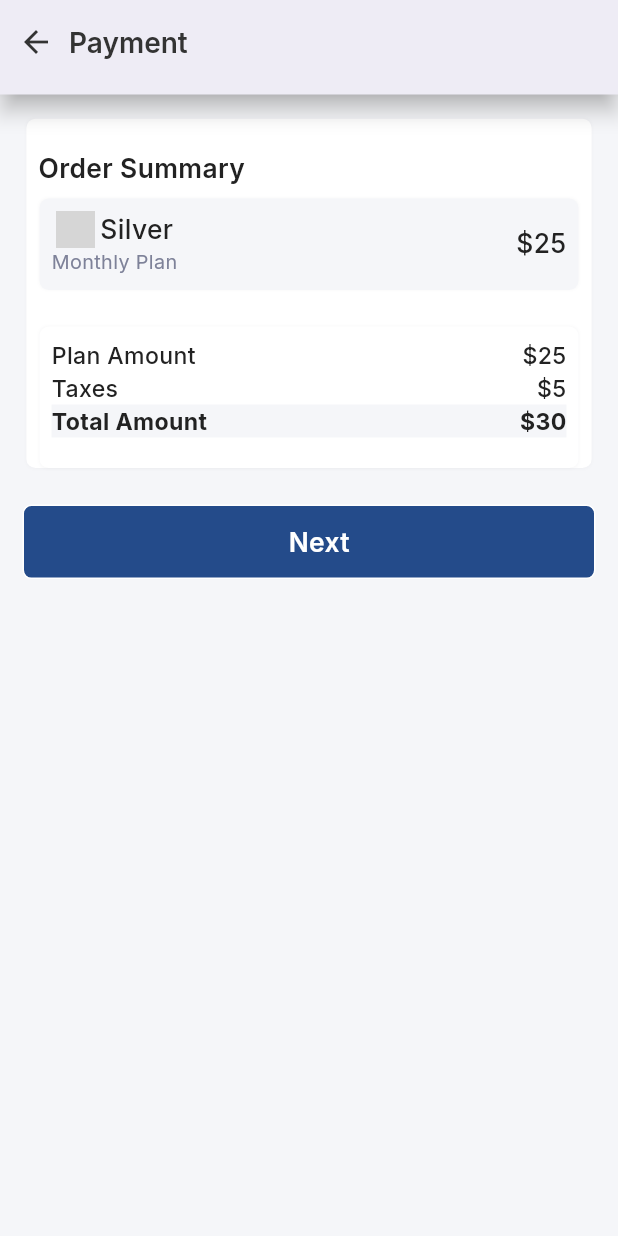
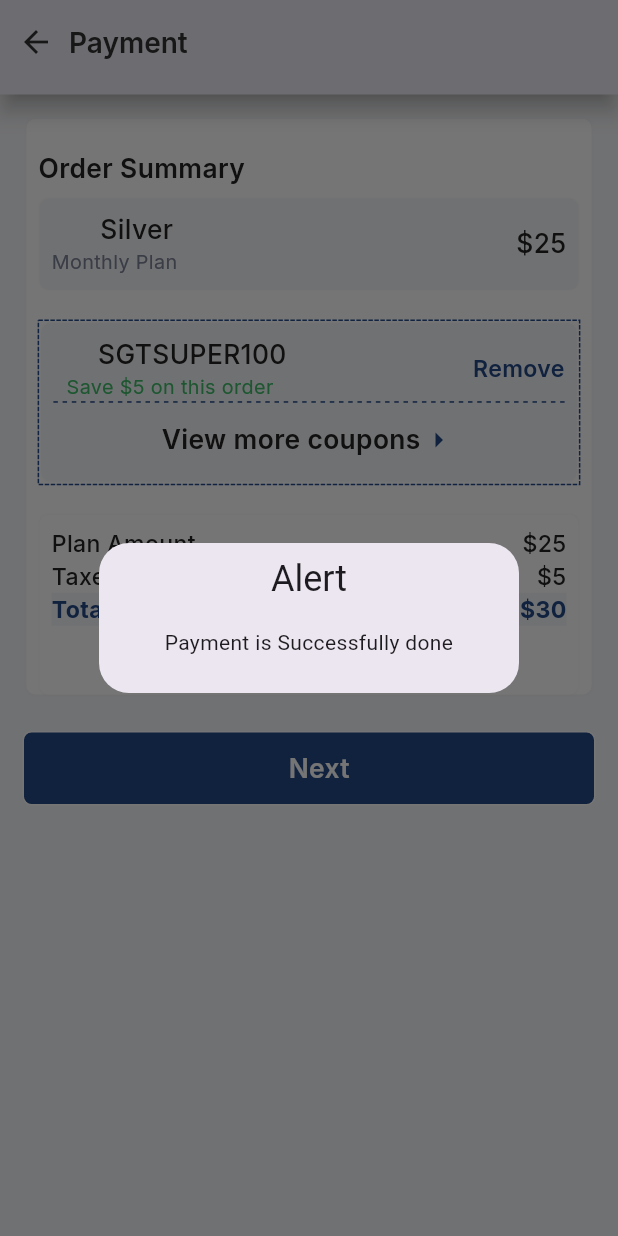
Before and after one commit to BhushanIos1/SGT-OWNER, a Flutter app: the PaymentDetailsPage screen opened by its route, after a tap on "Next", on a phone screen of 412 x 824 dp. Run offline on Flutter 3.47's test engine with Material 3 defaults, Android fonts, the phone set to English and light mode, and no system bars; drawn by our look-alikes of dotted_border; our stand-ins replace carousel_slider, connectivity_plus, flutter_easyloading, flutter_screenutil, fluttericon, get and 2 more; grey boxes are pictures that could not be loaded.

Commit message:
Asana_cards_resolved_Updated

```diff
--- a/lib/feature/authentication/payment/views/apply_coupon_screen.dart
+++ b/lib/feature/authentication/payment/views/apply_coupon_screen.dart
@@ -92,7 +92,7 @@ class _ApplyCouponPageState extends State<ApplyCouponPage> {
                   child: Row(
                     children: [
                       Container(
-                          width: 40.w,
+                          width: 45.w,
                           height: 140.h,
                           decoration: BoxDecoration(
                             borderRadius: BorderRadius.only(
@@ -195,7 +195,7 @@ class _CouponCardState extends State<CouponCard> {
         child: Row(
           children: [
             Container(
-                width: 40.w,
+                width: 45.w,
                 height: 140.h,
                 decoration: BoxDecoration(
                   borderRadius: BorderRadius.only(
@@ -209,8 +209,10 @@ class _CouponCardState extends State<CouponCard> {
                   child: Center(
                     child: Text(
                       '50% OFF',
+                      // style:TextStyle(color: AppColors.white,fontSize: 16.sp,fontWeight: FontWeight.w700),
                       style: AppFontStyle.semiboldTextStyle(
                           AppColors.white, 16.sp),
+                          // softWrap: false
                     ),
                   ),
                 )),
--- a/lib/feature/authentication/payment/views/payment_screen.dart
+++ b/lib/feature/authentication/payment/views/payment_screen.dart
@@ -144,7 +144,7 @@ class _PaymentDetailsPageState extends State<PaymentDetailsPage> {
                         height: 12.h,
                       ),
                       // params status
-                      if (Get.parameters['payment'].toString() == 'true')
+                      Get.parameters['payment'].toString() == 'true' ?
                         Container(
                           width: 327.w,
                           height: 54.h,
@@ -179,9 +179,8 @@ class _PaymentDetailsPageState extends State<PaymentDetailsPage> {
                               ),
                             ),
                           ),
-                        ),
-                      if (Get.parameters['CouponStatus'].toString() ==
-                          'Successful')
+                        )
+                        :
                         Padding(
                           padding: const EdgeInsets.all(8.0),
                           child: DottedBorder(
@@ -197,7 +196,8 @@ class _PaymentDetailsPageState extends State<PaymentDetailsPage> {
                                       BorderRadius.all(Radius.circular(6.r)),
                                   boxShadow: [
                                     BoxShadow(
-                                      color: AppColors.disableColor.withAlpha(50),
+                                      color:
+                                          AppColors.disableColor.withAlpha(50),
                                       blurRadius: 1.0,
                                     )
                                   ]),
@@ -227,7 +227,8 @@ class _PaymentDetailsPageState extends State<PaymentDetailsPage> {
                                                   'SGTSUPER100',
                                                   style: AppFontStyle
                                                       .mediumTextStyle(
-                                                          AppColors.black, 16.sp),
+                                                          AppColors.black,
+                                                          16.sp),
                                                 ),
                                               ],
                                             ),
@@ -236,28 +237,46 @@ class _PaymentDetailsPageState extends State<PaymentDetailsPage> {
                                               textAlign: TextAlign.end,
                                               style:
                                                   AppFontStyle.regularTextStyle(
-                                                      AppColors.greenColor, 12.sp),
+                                                      AppColors.greenColor,
+                                                      12.sp),
                                             ),
                                           ],
                                         ),
-                                        Text(
-                                          "\$25",
-                                          style: AppFontStyle.mediumTextStyle(
-                                              AppColors.black, 16.sp),
+                                        GestureDetector(
+                                          onTap: () => {
+                                            Get.toNamed('/payment_details',
+                                                parameters: {"payment": "true"})
+                                          },
+                                          child: Text(
+                                            "Remove",
+                                            style:
+                                                AppFontStyle.semiboldTextStyle(
+                                                    AppColors.primaryColor,
+                                                    14.sp),
+                                          ),
                                         ),
                                       ],
                                     ),
                                     const MySeparator(
                                         color: AppColors.primaryColor),
-                                        SizedBox(height: 12.h,),
+                                    SizedBox(
+                                      height: 12.h,
+                                    ),
                                     Row(
-                                      mainAxisAlignment: MainAxisAlignment.center,
-                                      crossAxisAlignment: CrossAxisAlignment.center,
+                                      mainAxisAlignment:
+                                          MainAxisAlignment.center,
+                                      crossAxisAlignment:
+                                          CrossAxisAlignment.center,
                                       children: [
-                                        Text(
-                                          "View more coupons",
-                                          style: AppFontStyle.semiboldTextStyle(
-                                              AppColors.black, 16.sp),
+                                        GestureDetector(
+                                          onTap: () => {
+                                            Get.toNamed("/apply_coupon")
+                                          },
+                                          child: Text(
+                                            "View more coupons",
+                                            style: AppFontStyle.semiboldTextStyle(
+                                                AppColors.black, 16.sp),
+                                          ),
                                         ),
                                         Icon(
                                           Icons.arrow_right,
@@ -276,7 +295,7 @@ class _PaymentDetailsPageState extends State<PaymentDetailsPage> {
                       ),
                       Container(
                         width: 327.w,
-                        height: 93.h,
+                        height: 118.h,
                         decoration: BoxDecoration(
                             color: AppColors.white,
                             borderRadius:
@@ -323,6 +342,25 @@ class _PaymentDetailsPageState extends State<PaymentDetailsPage> {
                                   ),
                                 ],
                               ),
+                              if (Get.parameters['CouponStatus'].toString() ==
+                                  'Successful')
+                                Row(
+                                  mainAxisAlignment:
+                                      MainAxisAlignment.spaceBetween,
+                                  children: [
+                                    Text(
+                                      "Discount Coupon",
+                                      style: AppFontStyle.mediumTextStyle(
+                                          AppColors.black, 14.sp),
+                                    ),
+                                    Text(
+                                      "\$5",
+                                      style: AppFontStyle.mediumTextStyle(
+                                          AppColors.black, 14.sp),
+                                    ),
+                                  ],
+                                ),
+                              Get.parameters['CouponStatus'].toString() == 'Successful' ?
                               Container(
                                 color: AppColors.backgroundColor,
                                 child: Row(
@@ -332,16 +370,35 @@ class _PaymentDetailsPageState extends State<PaymentDetailsPage> {
                                     Text(
                                       "Total Amount",
                                       style: AppFontStyle.boldTextStyle(
-                                          AppColors.black, 14.sp),
+                                          AppColors.primaryColor, 14.sp),
+                                    ),
+                                    Text(
+                                      "\$25",
+                                      style: AppFontStyle.boldTextStyle(
+                                          AppColors.primaryColor, 14.sp),
+                                    ),
+                                  ],
+                                ),
+                              ):Container(
+                                color: AppColors.backgroundColor,
+                                child: Row(
+                                  mainAxisAlignment:
+                                      MainAxisAlignment.spaceBetween,
+                                  children: [
+                                    Text(
+                                      "Total Amount",
+                                      style: AppFontStyle.boldTextStyle(
+                                          AppColors.primaryColor, 14.sp),
                                     ),
                                     Text(
                                       "\$30",
                                       style: AppFontStyle.boldTextStyle(
-                                          AppColors.black, 14.sp),
+                                          AppColors.primaryColor, 14.sp),
                                     ),
                                   ],
                                 ),
                               ),
+
                             ],
                           ),
                         ),
@@ -358,7 +415,8 @@ class _PaymentDetailsPageState extends State<PaymentDetailsPage> {
                   // Obx(() =>
                   AppButton(
                       onTaps: () {
-                        billingAddressController.checkValidFormField();
+                        Get.defaultDialog(middleText: "Payment is Successfully done");
+                        // billingAddressController.checkValidFormField();
                       },
                       backgoundColor:
                           // billingAddressController.btnEnabled.value
--- a/lib/views/splash_screen.dart
+++ b/lib/views/splash_screen.dart
@@ -23,9 +23,9 @@ class _SplashScreenState extends State<SplashScreen>
     SystemChrome.setEnabledSystemUIMode(SystemUiMode.immersive);
 
     Future.delayed(Duration(seconds: 2), () {
-      // Get.offNamed("/getStart");
+      Get.offNamed("/getStart");
       // Get.toNamed("/billing_address");
-      Get.toNamed("/payment_details",parameters: {"CouponStatus":"Successful"});
+      // Get.toNamed("/payment_details",parameters: {"CouponStatus":"Successful"});
       // Get.toNamed("/apply_coupon");
       // Get.toNamed("/oops_popUp");
       // Get.toNamed("/coupon_applied_popup");
```
Also changed, not shown: lib/feature/authentication/payment/views/coupon_applied_popup.dart (+20 -6 lines), lib/feature/authentication/payment/views/oops_coupon_popup.dart (+14 -1 lines).
